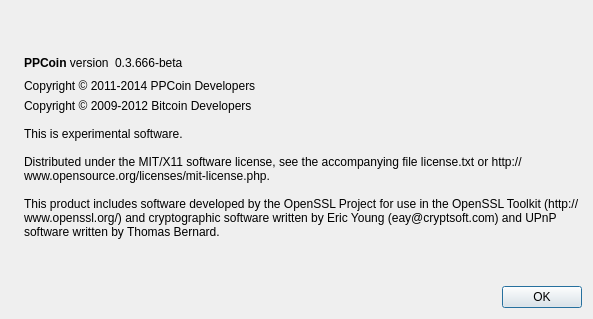
Above: src/qt/forms/aboutdialog.ui from nepeat/stronghands before the change. Below: the same form after it.
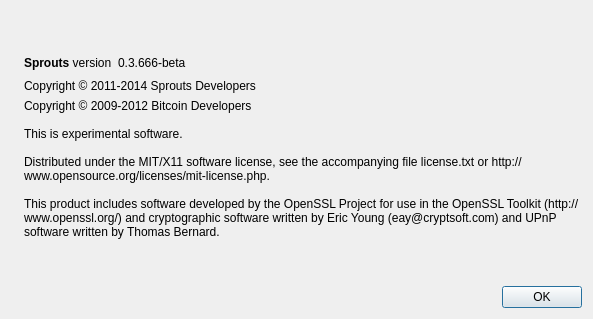
That is the form after the change. Icons and pictures are not drawn.

Commit message: Find Replace PPCoin -> :leaves:

Diff of the .ui file:
```diff
--- a/src/qt/forms/aboutdialog.ui
+++ b/src/qt/forms/aboutdialog.ui
@@ -50,7 +50,7 @@
        <item>
         <widget class="QLabel" name="label">
          <property name="text">
-          <string>&lt;b&gt;PPCoin&lt;/b&gt; version</string>
+          <string>&lt;b&gt;Sprouts&lt;/b&gt; version</string>
          </property>
          <property name="textInteractionFlags">
           <set>Qt::LinksAccessibleByMouse|Qt::TextSelectableByKeyboard|Qt::TextSelectableByMouse</set>
@@ -88,7 +88,7 @@
      <item>
       <widget class="QLabel" name="label_ppcoin_copyright">
        <property name="text">
-        <string>Copyright © 2011-2014 PPCoin Developers</string>
+        <string>Copyright © 2011-2014 Sprouts Developers</string>
        </property>
        <property name="wordWrap">
         <bool>true</bool>
```
Left out of the diff: 2 changed lines with no effect on the pictures. The commit also changes 78 other files.
